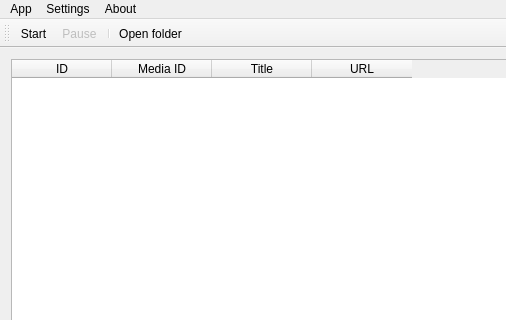
Before: the Qt Designer form mainwindow.ui in HenriPirinen/Media-Crawler, drawn with Qt 5; both pictures show x 0 to 506 and y 0 to 320 of the 642 by 557 pixel window.
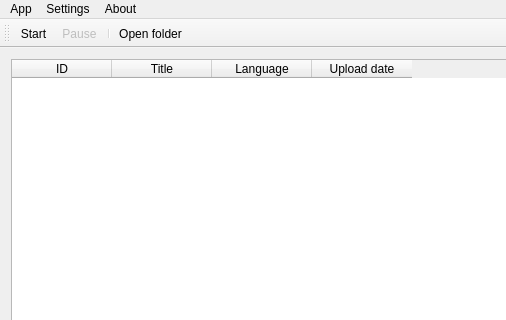
After: the same form once the commit is applied. Icons and pictures are not drawn.

Diff of the .ui file:
```diff
--- a/mainwindow.ui
+++ b/mainwindow.ui
@@ -28,11 +28,6 @@
         <string>ID</string>
        </property>
       </column>
-      <column>
-       <property name="text">
-        <string>Media ID</string>
-       </property>
-      </column>
       <column>
        <property name="text">
         <string>Title</string>
@@ -40,7 +35,12 @@
       </column>
       <column>
        <property name="text">
-        <string>URL</string>
+        <string>Language</string>
+       </property>
+      </column>
+      <column>
+       <property name="text">
+        <string>Upload date</string>
        </property>
       </column>
      </widget>
```
